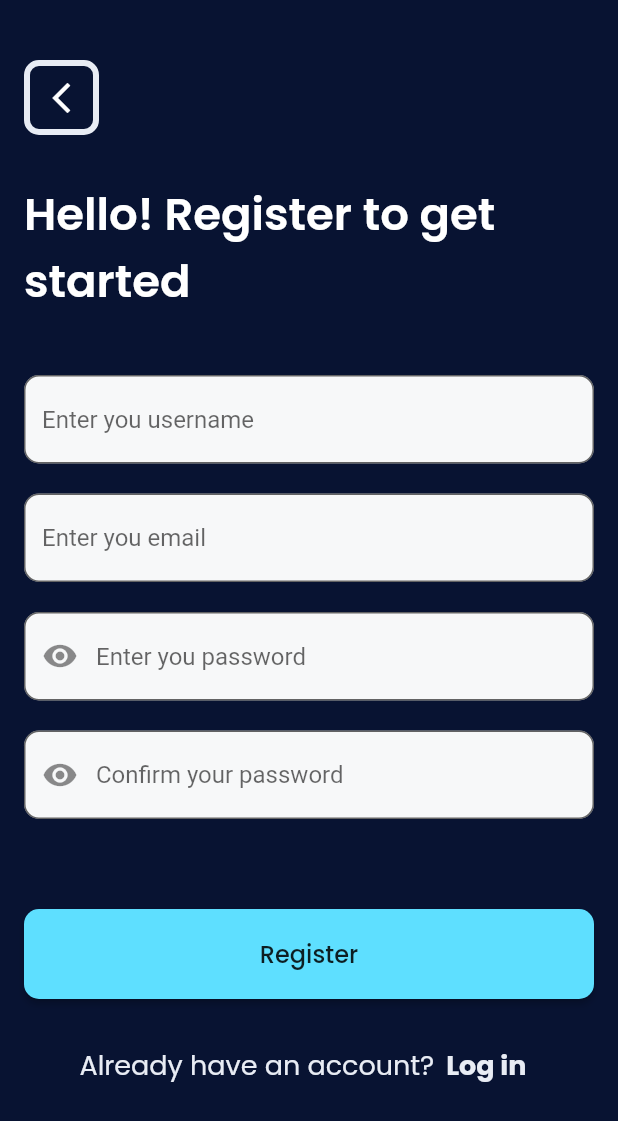
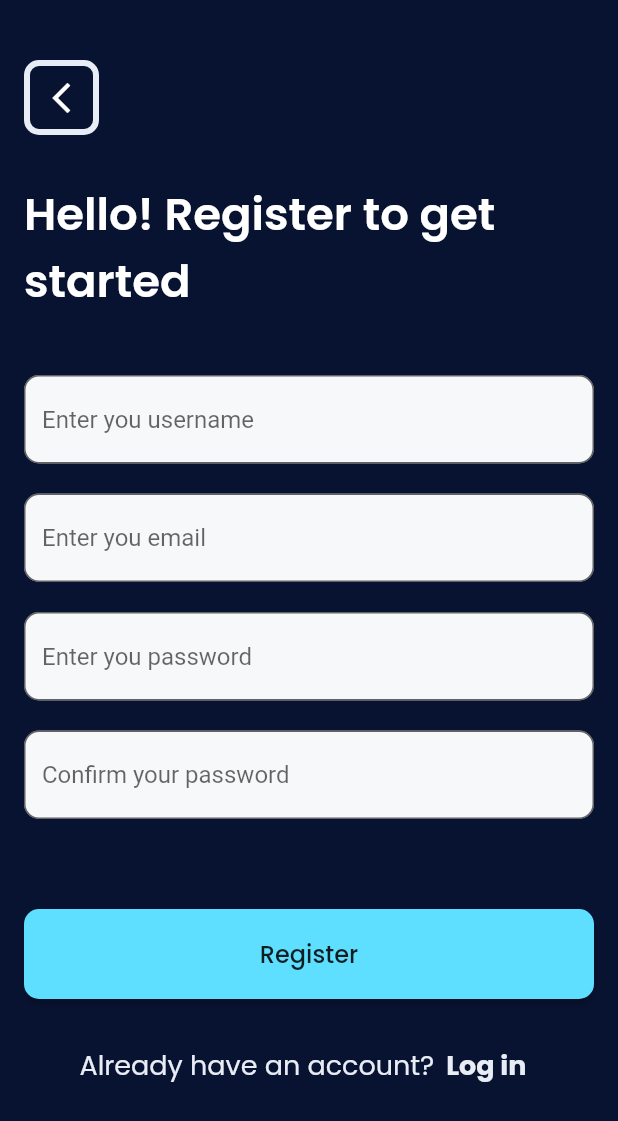
Before and after one commit to raihanromzi/flutter-atbeach, a Flutter app: the screen it shows after launch, after a tap on "Register", on a phone screen of 412 x 824 dp. Shown: the top 1121 px of the screen. Run offline on Flutter 3.47's test engine with Material 2 defaults, Android fonts, the phone set to English and light mode, and no system bars; our stand-ins replace animate_do, cloud_firestore, firebase_auth, firebase_core, fluttertoast; accounts and stored records are empty; network calls fail.

Commit message:
fix register, login

```diff
--- a/atbeach/lib/screens/login_view.dart
+++ b/atbeach/lib/screens/login_view.dart
@@ -102,7 +102,6 @@ class _LoginViewState extends State<LoginView> {
                         },
                         textInputAction: TextInputAction.done,
                         decoration: InputDecoration(
-                          suffixIcon: const Icon(Icons.remove_red_eye),
                           filled: true,
                           fillColor: const Color(0xFFF7F8F9),
                           hintText: 'Enter you password',
--- a/atbeach/lib/screens/register_view.dart
+++ b/atbeach/lib/screens/register_view.dart
@@ -135,7 +135,6 @@ class _RegisterViewState extends State<RegisterView> {
                               },
                               textInputAction: TextInputAction.next,
                               decoration: InputDecoration(
-                                prefixIcon: const Icon(Icons.remove_red_eye),
                                 filled: true,
                                 fillColor: const Color(0xFFF7F8F9),
                                 hintText: 'Enter you password',
@@ -162,7 +161,6 @@ class _RegisterViewState extends State<RegisterView> {
                               },
                               textInputAction: TextInputAction.done,
                               decoration: InputDecoration(
-                                prefixIcon: const Icon(Icons.remove_red_eye),
                                 filled: true,
                                 fillColor: const Color(0xFFF7F8F9),
                                 hintText: 'Confirm your password',
```
